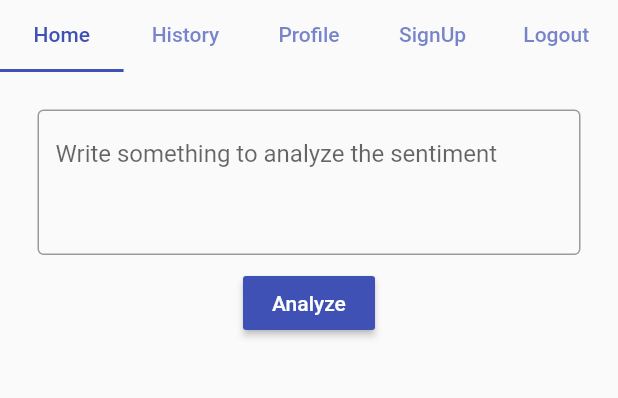
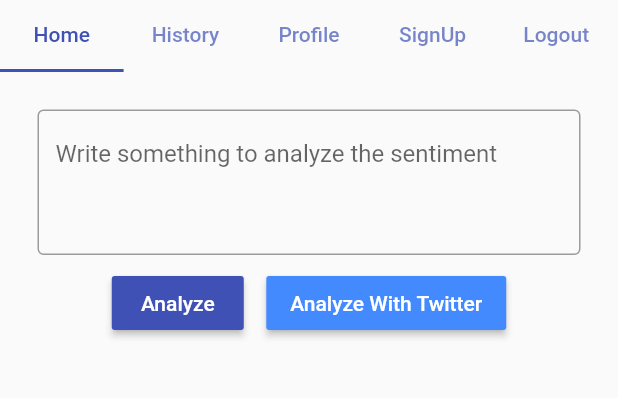
Before and after one commit to KhornSokheng/customer-feedback-analysis, a Flutter app: the screen it shows after launch, on a phone screen of 412 x 824 dp, the part 84-482 px from its top. Run offline on Flutter 3.47's test engine with Material 2 defaults, Android fonts, the phone set to English and light mode, and no system bars; our stand-ins replace syncfusion_flutter_charts; missing offline and left inert: dart_sentiment.

Commit message:
add twitter button

```diff
--- a/lib/pages/history/history.dart
+++ b/lib/pages/history/history.dart
@@ -12,7 +12,7 @@ class _HistoryState extends State<History> {
   @override
   Widget build(BuildContext context) {
     return Center(
-        child: ResultLauncher()
+        child: ResultLauncher(userText: '',)
     );
   }
 }
--- a/lib/pages/home/home.dart
+++ b/lib/pages/home/home.dart
@@ -1,5 +1,6 @@
 import 'package:customer_feedback_analysis/widgets/result_widget/result_launcher.dart';
 import 'package:flutter/material.dart';
+import 'package:dart_sentiment/dart_sentiment.dart';
 
 class Home extends StatefulWidget {
   const Home({Key? key}) : super(key: key);
@@ -20,7 +21,13 @@ class _HomeState extends State<Home> {
   @override
   Widget build(BuildContext context) {
 
-    var screenSize = MediaQuery.of(context).size;
+    // var screenSize = MediaQuery.of(context).size;
+    final sentiment = Sentiment();
+
+    print(sentiment.analysis("The cake she made was terrible 😐"));
+    print(sentiment.analysis("The cake she made was terrible 😐 :)", emoji: true));
+    var result =  sentiment.analysis("The cake she made was not good 😐");
+    print(result["positive"]);
 
     return SingleChildScrollView(
       child: Container(
@@ -47,7 +54,10 @@ class _HomeState extends State<Home> {
               ),
               Padding(
                 padding: const EdgeInsets.all(8.0),
-                child: MaterialButton(
+                child: Row(
+                  mainAxisAlignment: MainAxisAlignment.center,
+                  children: [
+                    MaterialButton(
                       onPressed: (){
                         //update user input string
                         setState(() {
@@ -65,6 +75,27 @@ class _HomeState extends State<Home> {
                       ),
 
                     ),
+                    SizedBox(width: 15,),
+                    MaterialButton(
+                      onPressed: (){
+                        //update user input string
+                        setState(() {
+                          userText = _textController.text;
+                          isAnalyze = true;
+                        });
+                      },
+                      color: Colors.blueAccent,
+                      child: const Text("Analyze With Twitter",
+                        style: TextStyle(
+                          color: Colors.white,
+
+
+                        ),
+                      ),
+
+                    ),
+                  ],
+                ),
               ),
               // Visibility(
               //   visible: isAnalyze,
@@ -74,7 +105,8 @@ class _HomeState extends State<Home> {
               // ),
               Visibility(
                   visible: isAnalyze,
-                  child: ResultLauncher()
+                  maintainState: true,
+                  child: ResultLauncher(userText: userText,)
               )
           ]
           ),
--- a/pubspec.yaml
+++ b/pubspec.yaml
@@ -35,6 +35,7 @@ dependencies:
   # Use with the CupertinoIcons class for iOS style icons.
   cupertino_icons: ^1.0.2
   syncfusion_flutter_charts: ^20.2.49
+  dart_sentiment: ^0.0.9
 
 dev_dependencies:
   flutter_test:
```
Also changed, not shown: lib/widgets/result_widget/result_launcher.dart (+10 -3 lines), pubspec.lock. Lines whose indentation alone changed are shown as unchanged.
